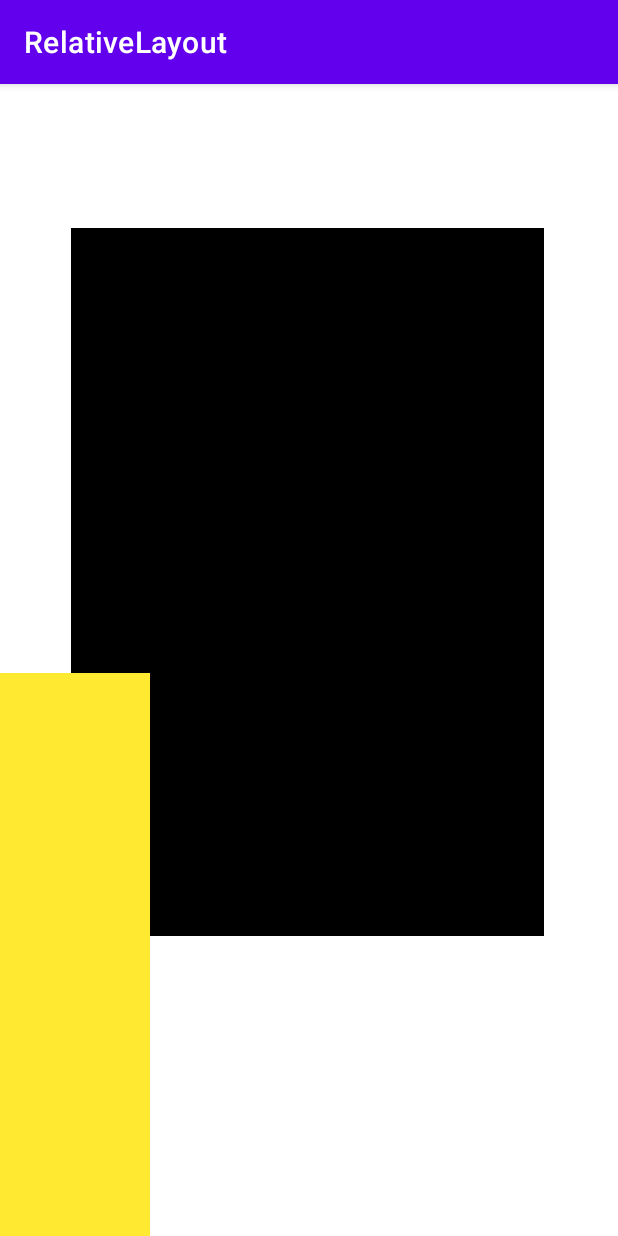
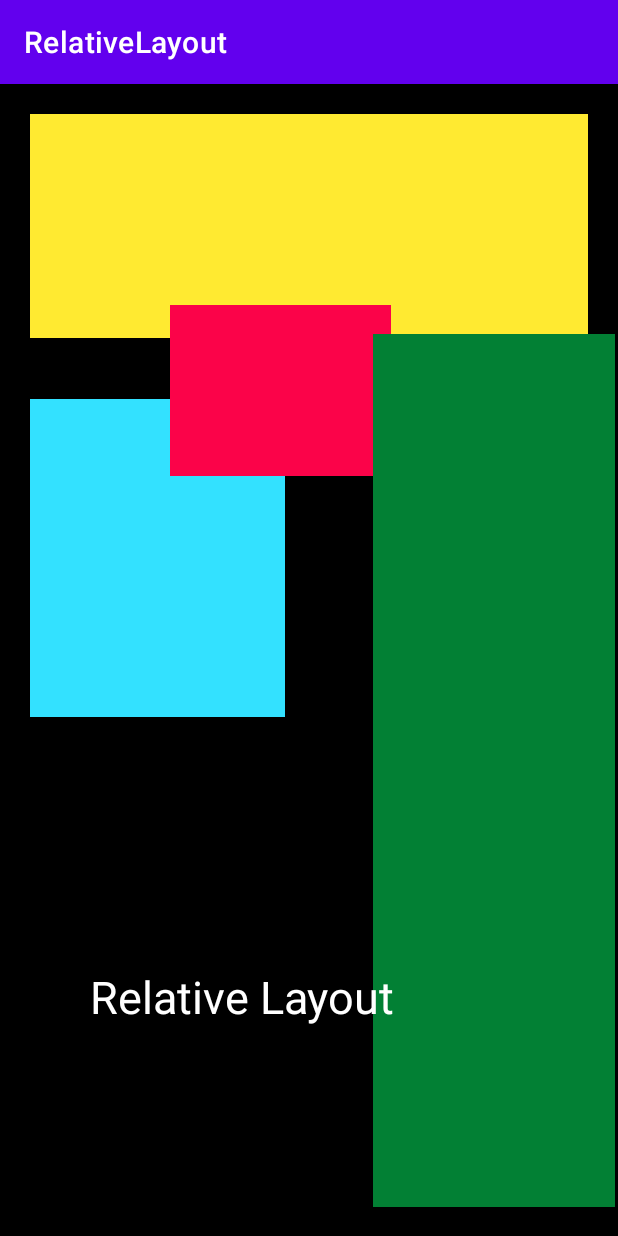
Before and after one commit to JohnLewis9904/RelativeLayout, an Android app: the screen it shows after launch (MainActivity), on a phone screen of 412 x 824 dp. Run offline under Robolectric (Android 15) with nearby library versions, the phone set to English and light mode, and no system bars.

Commit message:
Finished image for slideshow

```diff
--- a/app/src/main/res/layout/activity_main.xml
+++ b/app/src/main/res/layout/activity_main.xml
@@ -8,27 +8,61 @@
 
     <View
         android:id="@+id/view"
-        android:layout_width="313dp"
-        android:layout_height="434dp"
-        android:layout_alignParentStart="true"
-        android:layout_alignParentTop="true"
-        android:layout_alignParentEnd="true"
-        android:layout_alignParentBottom="true"
-        android:layout_marginStart="47dp"
-        android:layout_marginTop="96dp"
-        android:layout_marginEnd="49dp"
-        android:layout_marginBottom="200dp"
+        android:layout_width="wrap_content"
+        android:layout_height="wrap_content"
         android:background="@color/black" />
 
     <View
         android:id="@+id/view2"
-        android:layout_width="100dp"
-        android:layout_height="100dp"
-        android:layout_below="@+id/view"
-        android:layout_alignBottom="@+id/view"
+        android:layout_width="388dp"
+        android:layout_height="149dp"
+        android:layout_alignParentTop="true"
+        android:layout_marginLeft="20dp"
         android:layout_marginTop="20dp"
-        android:layout_marginBottom="175dp"
+        android:layout_marginRight="20dp"
         android:background="@color/yellow" />
 
+    <View
+        android:id="@+id/view3"
+        android:layout_width="170dp"
+        android:layout_height="212dp"
+        android:layout_below="@+id/view2"
+        android:layout_alignParentLeft="true"
+        android:layout_alignParentTop="true"
+        android:layout_marginLeft="20dp"
+        android:layout_marginTop="210dp"
+        android:background="@color/blue" />
 
+    <View
+        android:id="@+id/view4"
+        android:layout_width="147dp"
+        android:layout_height="114dp"
+        android:layout_below="@+id/view2"
+        android:layout_alignParentLeft="true"
+        android:layout_alignParentTop="true"
+        android:layout_marginLeft="113dp"
+        android:layout_marginTop="147dp"
+        android:background="@color/red" />
+
+    <View
+        android:id="@+id/view5"
+        android:layout_width="161dp"
+        android:layout_height="582dp"
+        android:layout_alignParentRight="true"
+        android:layout_alignParentBottom="true"
+        android:layout_marginLeft="236dp"
+        android:layout_marginRight="2dp"
+        android:layout_marginBottom="19dp"
+        android:background="@color/green" />
+
+    <TextView
+        android:id="@+id/textView"
+        android:layout_width="wrap_content"
+        android:layout_height="wrap_content"
+        android:layout_alignParentBottom="true"
+        android:layout_marginBottom="139dp"
+        android:layout_marginLeft="60dp"
+        android:text="Relative Layout"
+        android:textColor="@color/white"
+        android:textSize="30sp" />
 </RelativeLayout>
--- a/app/src/main/res/values/colors.xml
+++ b/app/src/main/res/values/colors.xml
@@ -8,4 +8,7 @@
     <color name="black">#FF000000</color>
     <color name="white">#FFFFFFFF</color>
     <color name="yellow">#FFEA31</color>
+    <color name="blue">#33E1FF</color>
+    <color name="red">#FB0349</color>
+    <color name="green">#028034</color>
 </resources>
```
